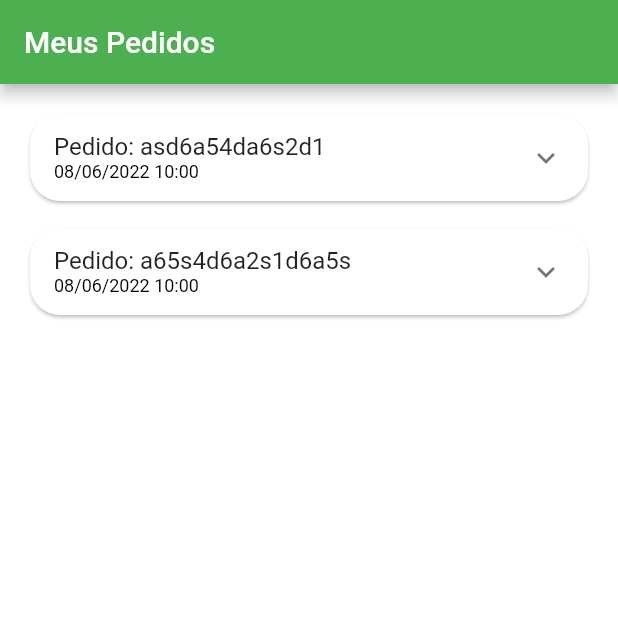
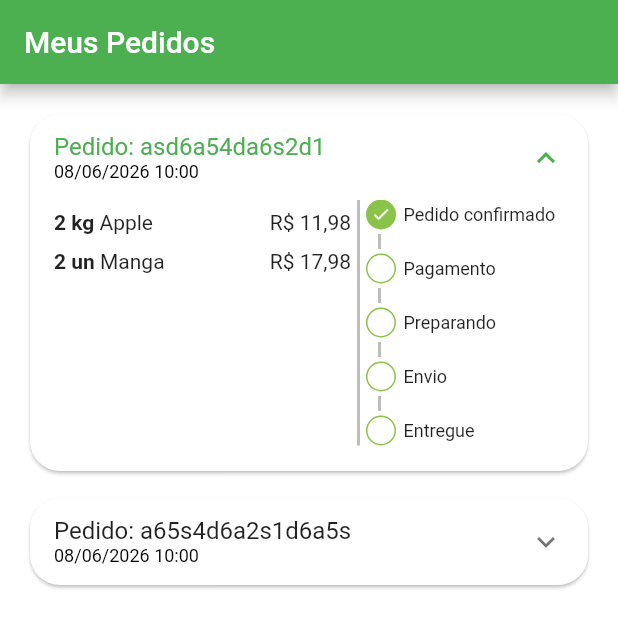
Before and after one commit to caduzinhoo/greengrocer, a Flutter app: the OrdersTab screen opened directly, on a phone screen of 412 x 824 dp. Shown: the top 628 px of the screen. Run offline on Flutter 3.47's test engine with Material 3 defaults, Android fonts, the phone set to English and light mode, and no system bars; our stand-ins replace animated_text_kit, mask_text_input_formatter.

Commit message:
atualização as 08h

```diff
--- a/lib/src/config/app_data.dart
+++ b/lib/src/config/app_data.dart
@@ -82,10 +82,10 @@ List<OrderModel> orders = [
   OrderModel(
     copyAndPaste: 'q1w2e3r4t5y6',
     createdDateTime: DateTime.parse(
-      '2022-06-08 10:00:10.458'
+      '2026-06-08 10:00:10.458'
       ),
     overdueDateTime: DateTime.parse(
-      '2022-06-08 11:00:10.458'
+      '2026-06-08 11:00:10.458'
       ),
     id: 'asd6a54da6s2d1',
     status: 'pending_payment',
@@ -106,13 +106,13 @@ List<OrderModel> orders = [
   OrderModel(
     copyAndPaste: 'q1w2e3r4t5y6',
     createdDateTime: DateTime.parse(
-      '2022-06-08 10:00:10.458'
+      '2026-06-08 10:00:10.458'
       ),
     overdueDateTime: DateTime.parse(
-      '2022-06-08 11:00:10.458'
+      '2026-06-08 11:00:10.458'
       ),
     id: 'a65s4d6a2s1d6a5s',
-    status: 'refunded',
+    status: 'delivered',
     total: 11.5,
     items: [
       CartItemModel(
--- a/lib/src/pages/orders/components/order_status_widget.dart
+++ b/lib/src/pages/orders/components/order_status_widget.dart
@@ -1,6 +1,5 @@
 import 'package:flutter/material.dart';
 import 'package:greengrocer/src/config/custom-colors.dart';
-
 class OrderStatusWidget extends StatelessWidget {
   final String status;
   final bool isOverdue;
@@ -15,7 +14,11 @@ class OrderStatusWidget extends StatelessWidget {
 
   int get currentStatus => allStatus[status]!;
 
-  OrderStatusWidget({required this.isOverdue, required this.status, required });
+  OrderStatusWidget({super.key,
+    required this.isOverdue,
+    required this.status,
+
+    });
 
   @override
   Widget build(BuildContext context) {
@@ -23,20 +26,68 @@ class OrderStatusWidget extends StatelessWidget {
       crossAxisAlignment: CrossAxisAlignment.start,
 
       children: [
-        _StatusDot(isActive: true, title: 'Pedido confirmado'),
+
+        _StatusDot(
+          isActive: true,
+          title: 'Pedido confirmado',
+          backgroundColor: null,
+          ),
 
         _CustomDivider(),
 
         if (currentStatus == 1) ...[
-          _StatusDot(isActive: true, title: 'Pix estornado'),
-        ],
+          _StatusDot(
+            isActive: true,
+            title: 'Pix estornado',
+            backgroundColor: Colors.orange,
+          ),
+        ] else if(isOverdue) ...[
+          _StatusDot(
+          isActive: true,
+          title: 'Pagamento Pix vencido',
+          backgroundColor: Colors.red,
+          ),
+
+        ] else ...[
+          _StatusDot(
+          isActive: currentStatus >= 2,
+          title: 'Pagamento',
+          backgroundColor: null,
+          ),
+
+          _CustomDivider(),
+
+          _StatusDot(
+          isActive: currentStatus >= 3,
+          title: 'Preparando',
+          backgroundColor: null,
+          ),
+
+          _CustomDivider(),
+
+          _StatusDot(
+          isActive: currentStatus >= 4,
+          title: 'Envio',
+          backgroundColor: null,
+          ),
+
+          _CustomDivider(),
+
+          _StatusDot(
+          isActive: currentStatus == 5,
+          title: 'Entregue',
+          backgroundColor: null,
+          ),
+
+
+        ]
       ],
     );
   }
 }
 
 class _CustomDivider extends StatelessWidget {
-  const _CustomDivider({super.key});
+  const _CustomDivider();
 
   @override
   Widget build(BuildContext context) {
@@ -69,7 +120,7 @@ class _StatusDot extends StatelessWidget {
           alignment: Alignment.center,
           height: 20,
           width: 20,
-          decoration: BoxDecoration(
+           decoration: BoxDecoration(
             shape: BoxShape.circle,
             border: Border.all(color: CustomColors.customSwatchColor),
 
@@ -85,7 +136,9 @@ class _StatusDot extends StatelessWidget {
         SizedBox(width: 5),
 
         // Texto
-        Expanded(child: Text(title, style: TextStyle(fontSize: 12))),
+        Expanded(child: Text(title, style: TextStyle(fontSize: 12),
+         ),
+        ),
       ],
     );
   }
--- a/lib/src/pages/orders/components/order_tile.dart
+++ b/lib/src/pages/orders/components/order_tile.dart
@@ -23,6 +23,8 @@ class OrderTile extends StatelessWidget {
       child: Theme(
         data:Theme.of(context).copyWith(dividerColor: Colors.transparent),
         child: ExpansionTile(
+          initiallyExpanded: order.status == 'pending_payment',
+
           title: Column(
             mainAxisSize: MainAxisSize.min,
             crossAxisAlignment: CrossAxisAlignment.start,
@@ -40,20 +42,22 @@ class OrderTile extends StatelessWidget {
           childrenPadding: EdgeInsets.fromLTRB(16, 0, 16, 16),
           children: [
 
-            SizedBox(
-              height: 150,
+            IntrinsicHeight(
               child: Row(
                 children: [
 
                   // lista de produtos
                   Expanded(
                     flex: 3,
-                    child: ListView(
-                      children: order.items.map((orderItem) {
-                        return _OrderItemWidget(utilsServices: utilsServices, orderItem: orderItem,
-                        );
+                    child: SizedBox(
+                      height: 150,
+                      child: ListView(
+                        children: order.items.map((orderItem) {
+                          return _OrderItemWidget(utilsServices: utilsServices, orderItem: orderItem,
+                          );
 
-                      }).toList(),
+                        }).toList(),
+                      ),
                     )
                       ),
 
```
